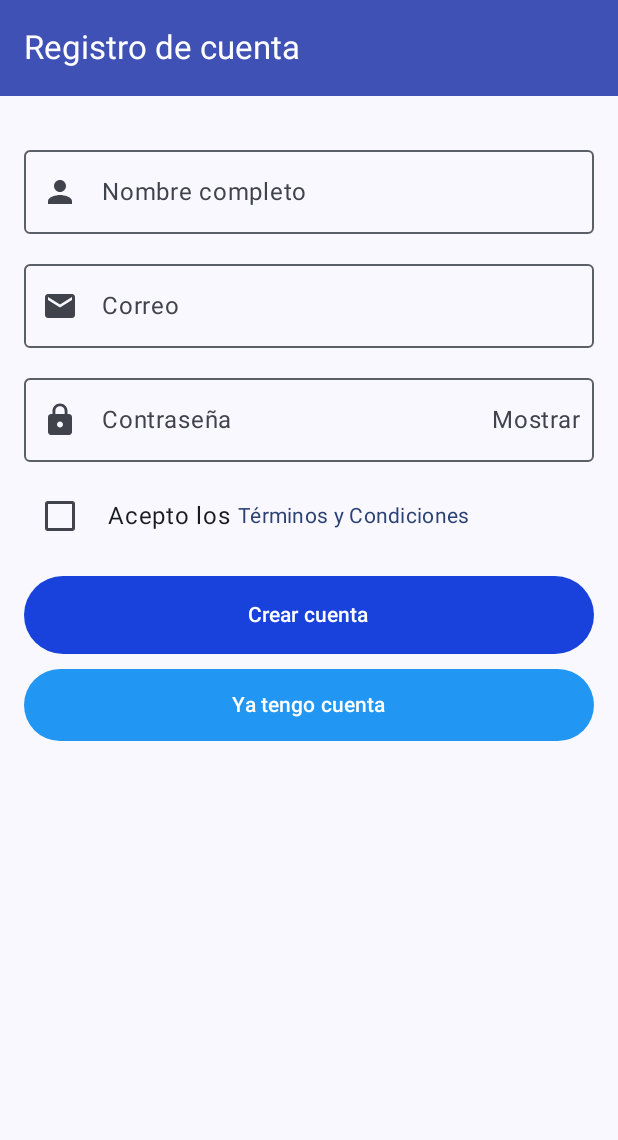
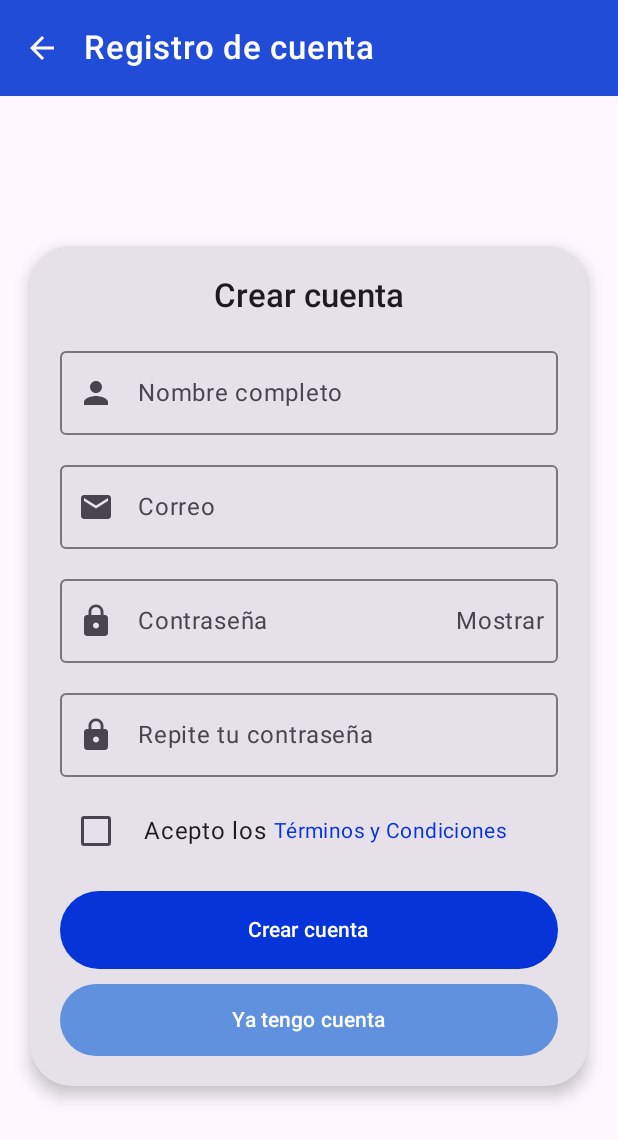
Before and after one commit to kurtGC12/Mi-app, an Android app built with Jetpack Compose: the RegisterApp screen opened through its navigation route, on a phone screen of 412 x 824 dp. Shown: the top 1140 px of the screen. Run offline under Robolectric (Android 15) with nearby library versions, the phone set to English and light mode, and no system bars; libraries missing offline, so code that uses them is left out: androidx.lint.kotlin.

Commit message:
Nuevos cambios

```diff
--- a/app/src/main/java/com/example/app/interfaces/LoginScreen.kt
+++ b/app/src/main/java/com/example/app/interfaces/LoginScreen.kt
@@ -30,9 +30,9 @@
 import com.example.app.ui.theme.MaterialTheme
 import com.example.app.ui.theme.*
 
-import com.example.app.ui.theme.VerdeClarito
-import com.example.app.ui.theme.VerdeClaro
-import com.example.app.ui.theme.VerdeOscuro
+import com.example.app.ui.theme.PrimarioClaro
+import com.example.app.ui.theme.SecundarioClaro
+import com.example.app.ui.theme.TerciarioClaro
 
 
 @OptIn(ExperimentalMaterial3Api::class)
@@ -57,7 +57,6 @@
             modifier = Modifier.padding(padding).padding(16.dp).fillMaxSize(),
             horizontalAlignment = Alignment.CenterHorizontally
         ) {
-            // Imagen superior (cambia por tu recurso)
             Spacer(Modifier.height(100.dp))
             val composition by rememberLottieComposition(
                 LottieCompositionSpec.RawRes(R.raw.ee_gs1))
@@ -121,8 +120,8 @@
                         errors = res.errors }
                 },
                 colors = ButtonDefaults.buttonColors(
-                        containerColor = VerdeOscuro,       // Fondo
-                        contentColor = Color.White       // Texto
+                    containerColor = MaterialTheme.colorScheme.primary,
+                    contentColor = MaterialTheme.colorScheme.onPrimary
                 ),
                 modifier = Modifier.fillMaxWidth().height(52.dp)
             ){
@@ -133,9 +132,9 @@
             Row(modifier = Modifier.fillMaxWidth(),
                 horizontalArrangement = Arrangement.SpaceBetween
             ){
-                TextButton(onClick =( onGoForgot), colors = ButtonDefaults.buttonColors(
-                        containerColor = VerdeClaro,   // Fondo
-                        contentColor = Color.White       // Texto
+                TextButton(onClick =( onGoForgot),colors = ButtonDefaults.buttonColors(
+                    containerColor = MaterialTheme.colorScheme.secondary,
+                    contentColor = MaterialTheme.colorScheme.onSecondary
                     ),
                     modifier = Modifier.weight(1f)
                 ) {
@@ -143,8 +142,8 @@
                 }
                 TextButton(onClick = (onGoRegister),
                     colors = ButtonDefaults.buttonColors(
-                        containerColor = TerciarioOscuro,       // Fondo
-                        contentColor = Color.White       // Texto
+                        containerColor = MaterialTheme.colorScheme.tertiary,
+                        contentColor = MaterialTheme.colorScheme.onTertiary
                     ), modifier = Modifier.weight(1f)
                 ) {
                     Text("Crear cuenta")
--- a/app/src/main/java/com/example/app/interfaces/RegisterScreen.kt
+++ b/app/src/main/java/com/example/app/interfaces/RegisterScreen.kt
@@ -1,16 +1,18 @@
 package com.example.app.interfaces
 
+
+import androidx.compose.ui.graphics.Color
 import androidx.compose.foundation.clickable
 import androidx.compose.foundation.layout.*
+import androidx.compose.foundation.rememberScrollState
 import androidx.compose.foundation.text.ClickableText
 import androidx.compose.foundation.text.KeyboardOptions
+import androidx.compose.foundation.verticalScroll
 import androidx.compose.material.icons.Icons
-import androidx.compose.material.icons.filled.ArrowBack
 import androidx.compose.material.icons.filled.Email
 import androidx.compose.material.icons.filled.Lock
 import androidx.compose.material.icons.filled.Person
 import androidx.compose.material3.*
-import androidx.compose.material3.SearchBarDefaults.colors
 import androidx.compose.runtime.*
 import androidx.compose.runtime.saveable.rememberSaveable
 import androidx.compose.ui.Alignment
@@ -19,16 +21,14 @@
 import androidx.compose.ui.text.AnnotatedString
 import androidx.compose.ui.text.input.ImeAction
 import androidx.compose.ui.text.input.KeyboardType
-import androidx.compose.runtime.rememberCoroutineScope
-import androidx.compose.ui.graphics.Color
 import androidx.compose.ui.text.input.PasswordVisualTransformation
 import androidx.compose.ui.text.input.VisualTransformation
 import androidx.compose.ui.tooling.preview.Preview
 import androidx.compose.ui.unit.dp
-import com.example.app.ui.theme.TerciarioOscuro
-import com.example.app.ui.theme.VerdeOscuro
+import com.example.app.ui.theme.*
 import com.example.app.untils.Registros
 import kotlinx.coroutines.launch
+
 
 
 @OptIn(ExperimentalMaterial3Api::class)
@@ -44,31 +44,52 @@
     var showPass by rememberSaveable { mutableStateOf(false) }
     var aceptaTerminos by rememberSaveable { mutableStateOf(false) }
     var errors by remember { mutableStateOf<List<String>>(emptyList()) }
-
     val snackbarHostState = remember { SnackbarHostState() }
     val scope = rememberCoroutineScope()
     val uriHandler = LocalUriHandler.current
 
     Scaffold(
-        topBar = { TopBar(
+        topBar = {
+            TopBar(
                 title = "Registro de cuenta",
-                showBack = false,
-                onBack = { onBack() },
+                showBack = true,
+                onBack = onBack,
                 centered = true,
-
             )
         },
-
         snackbarHost = { SnackbarHost(snackbarHostState) }
     ) { padding ->
+
+        Box(
+            modifier = Modifier
+                .padding(padding)
+                .fillMaxSize()
+                .padding(16.dp),
+            contentAlignment = Alignment.Center
+        ) {
+
+            // Card contenedora del registro
+            Card(
+                modifier = Modifier
+                    .fillMaxWidth()
+                    .wrapContentHeight()
+                    .padding(4.dp),
+                elevation = CardDefaults.cardElevation(defaultElevation = 6.dp),
+                shape = MaterialTheme.shapes.extraLarge,
+            ) {
                 Column(
                     modifier = Modifier
-                .padding(padding)
-                .padding(16.dp)
-                .fillMaxSize(),
+                        .padding(20.dp)
+                        .fillMaxWidth(),
                     horizontalAlignment = Alignment.CenterHorizontally
                 ) {
-            Spacer(Modifier.height(12.dp))
+
+                    Text(
+                        text = "Crear cuenta",
+                        style = MaterialTheme.typography.titleLarge
+                    )
+
+                    Spacer(Modifier.height(16.dp))
 
                     OutlinedTextField(
                         value = nombre,
@@ -76,9 +97,7 @@
                         label = { Text("Nombre completo") },
                         leadingIcon = { Icon(Icons.Default.Person, contentDescription = null) },
                         singleLine = true,
-                keyboardOptions = KeyboardOptions(
-                    imeAction = ImeAction.Next
-                ),
+                        keyboardOptions = KeyboardOptions(imeAction = ImeAction.Next),
                         modifier = Modifier.fillMaxWidth()
                     )
 
@@ -92,8 +111,7 @@
                         singleLine = true,
                         keyboardOptions = KeyboardOptions(
                             keyboardType = KeyboardType.Email,
-                    imeAction = ImeAction.Next
-                ),
+                            imeAction = ImeAction.Next),
                         modifier = Modifier.fillMaxWidth()
                     )
 
@@ -105,11 +123,9 @@
                         label = { Text("Contraseña") },
                         leadingIcon = { Icon(Icons.Default.Lock, contentDescription = null) },
                         trailingIcon = {
-                    Text(
-                        if (showPass) "Ocultar" else "Mostrar",
-
+                        Text(if (showPass) "Ocultar" else "Mostrar",
                             modifier = Modifier
-                            .padding(end = 8.dp)
+                                .padding(end =8.dp)
                                 .clickable { showPass = !showPass }
                             )
                         },
@@ -124,6 +140,21 @@
 
                     Spacer(Modifier.height(12.dp))
 
+                    OutlinedTextField(
+                        value = pass2,
+                        onValueChange = { pass2 = it },
+                        label = { Text("Repite tu contraseña") },
+                        leadingIcon = { Icon(Icons.Default.Lock, contentDescription = null) },
+                        singleLine = true,
+                        visualTransformation = if (showPass) VisualTransformation.None else PasswordVisualTransformation(),
+                        keyboardOptions = KeyboardOptions(
+                            keyboardType = KeyboardType.Password,
+                            imeAction = ImeAction.Done
+                        ),
+                        modifier = Modifier.fillMaxWidth()
+                    )
+
+                    Spacer(Modifier.height(12.dp))
 
                     Row(
                         verticalAlignment = Alignment.CenterVertically,
@@ -138,9 +169,7 @@
                             Text("Acepto los ")
                             ClickableText(
                                 text = AnnotatedString("Términos y Condiciones"),
-                        onClick = {
-                            uriHandler.openUri("https://www.google.com")
-                        },
+                                onClick = { uriHandler.openUri("https://www.google.com") },
                                 style = MaterialTheme.typography.bodyMedium.copy(
                                     color = MaterialTheme.colorScheme.primary
                                 )
@@ -189,25 +218,24 @@
                             .fillMaxWidth()
                             .height(52.dp),
                         colors = ButtonDefaults.buttonColors(
-                    containerColor = VerdeOscuro, // Fondo
-                    contentColor = Color.White        // Texto
+                            containerColor = MaterialTheme.colorScheme.primary,
+                            contentColor = MaterialTheme.colorScheme.onPrimary
                         )
                     ) { Text("Crear cuenta") }
 
                     Spacer(Modifier.height(10.dp))
 
-            // Botón secundario: usa tu Secundario con fondo (FilledTonalButton)
                     FilledTonalButton(
                         onClick = onBack,
                         modifier = Modifier
                             .fillMaxWidth()
                             .height(48.dp),
                         colors = ButtonDefaults.buttonColors(
-                        containerColor = TerciarioOscuro, // Fondo
-                contentColor = Color.White        // Texto
+                            containerColor = MaterialTheme.colorScheme.tertiary,
+                            contentColor = MaterialTheme.colorScheme.onTertiary
                         )
-            ) {
-                Text("Ya tengo cuenta")
+                    ) { Text("Ya tengo cuenta") }
+                }
             }
         }
     }
@@ -217,6 +245,6 @@
 @Composable
 fun RegisterPreview() {
     MaterialTheme {
-        RegisterApp (onBack = {},  onRegistered = {})
+        RegisterApp(onBack = {}, onRegistered = {})
     }
 }
--- a/app/src/main/java/com/example/app/interfaces/TopBar.kt
+++ b/app/src/main/java/com/example/app/interfaces/TopBar.kt
@@ -14,7 +14,6 @@
 import androidx.compose.material.icons.filled.ArrowBack
 import androidx.compose.material.icons.filled.Settings
 import androidx.compose.material.icons.filled.MoreVert
-import androidx.compose.material3.MaterialTheme
 import androidx.compose.material3.Surface
 import com.example.app.ui.theme.MaterialTheme
 import androidx.compose.material3.TopAppBarDefaults
@@ -32,7 +31,7 @@
     centered: Boolean = false
     )
 {     val colors = TopAppBarDefaults.topAppBarColors(
-       containerColor = Color(0xFF3F51B5), // morado ejemplo
+       containerColor = Color(0xFF204CD7), // morado ejemplo
         titleContentColor = Color.White,    // color del título
         navigationIconContentColor = Color.White, // iconos
         actionIconContentColor = Color.White
--- a/app/src/main/java/com/example/app/navigation/Routes.kt
+++ b/app/src/main/java/com/example/app/navigation/Routes.kt
@@ -2,9 +2,9 @@
 
 
 object Routes {
-    const val LOGIN = "login "
+    const val LOGIN = "login"
     const val REGISTER = "register"
     const val FORGOT = "forgot"
-
-    const val HOME = "home "
+    const val HOME = "home"
+    const val SETTINGS = "settings"
 }
--- /dev/null
+++ b/app/src/main/java/com/example/app/prefs/AppPrefs.kt
@@ -0,0 +1,11 @@
+package com.example.app.prefs
+
+
+import androidx.compose.runtime.getValue
+import androidx.compose.runtime.mutableStateOf
+import androidx.compose.runtime.setValue
+
+object AppPrefs {
+    var darkMode by mutableStateOf(false)
+    var fontScale by mutableStateOf(1.0f)
+}
--- a/app/src/main/java/com/example/app/ui/theme/Color.kt
+++ b/app/src/main/java/com/example/app/ui/theme/Color.kt
@@ -2,10 +2,10 @@
 
 import androidx.compose.ui.graphics.Color
 
-val VerdeOscuro = Color(0xEB0634D9)
-val VerdeClaro = Color(0xFF2196F3)
-val VerdeClarito = Color(0xFFB4EC91)
+val PrimarioClaro = Color(0xFF0634D9)
+val SecundarioClaro = Color(0xFF2196F3)
+val TerciarioClaro = Color(0xFF6091DE)
 
-val PrimarioOscuro = Color(0xFF0BF5CE)
-val SecundarioOscuro = Color(0xFF62BAEA)
-val TerciarioOscuro = Color(0xFF2196F3)
+val PrimarioOscuro = Color(0xFFDEE845)
+val SecundarioOscuro = Color(0xFFE5DC6A)
+val TerciarioOscuro = Color(0xFFD7D1B5)
--- a/app/src/main/java/com/example/app/ui/theme/Theme.kt
+++ b/app/src/main/java/com/example/app/ui/theme/Theme.kt
@@ -9,50 +9,49 @@
 import androidx.compose.material3.dynamicLightColorScheme
 import androidx.compose.material3.lightColorScheme
 import androidx.compose.runtime.Composable
+import androidx.compose.ui.graphics.Color
 import androidx.compose.ui.platform.LocalContext
+
+import com.example.app.prefs.AppPrefs
 
 private val DarkColorScheme = darkColorScheme(
     primary = PrimarioOscuro,
     secondary = SecundarioOscuro,
-    tertiary = TerciarioOscuro
+    tertiary = TerciarioOscuro,
+
+    background = Color.Black,
+    surface = Color.Black,
+    onBackground = Color.White,
+    onSurface = Color.White
 )
 
+
 private val LightColorScheme = lightColorScheme(
-    primary = VerdeClaro,
-    secondary = VerdeOscuro,
-    tertiary = VerdeClarito
-
-        /* Other de fault colors to override
-    background = Color(0xFFFFFBFE),
-    surface = Color(0xFFFFFBFE),
-    onPrimary = Color.White,
-    onSecondary = Color.White,
-    onTertiary = Color.White,
-    onBackground = Color(0xFF1C1B1F),
-    onSurface = Color(0xFF1C1B1F),
-    */
+    primary = PrimarioClaro,
+    secondary = SecundarioClaro,
+    tertiary = TerciarioClaro
 )
 
 @Composable
 fun MaterialTheme(
     darkTheme: Boolean = isSystemInDarkTheme(),
-    // Dynamic color is available on Android 12+
-    dynamicColor: Boolean = true,
+    dynamicColor: Boolean = false,
     content: @Composable () -> Unit
 ) {
+    val useDark = AppPrefs.darkMode || darkTheme
+
     val colorScheme = when {
         dynamicColor && Build.VERSION.SDK_INT >= Build.VERSION_CODES.S -> {
             val context = LocalContext.current
-            if (darkTheme) dynamicDarkColorScheme(context) else dynamicLightColorScheme(context)
+            if (useDark) dynamicDarkColorScheme(context) else dynamicLightColorScheme(context)
         }
-
-        darkTheme -> DarkColorScheme
+        useDark -> DarkColorScheme
         else -> LightColorScheme
     }
 
     MaterialTheme(
         colorScheme = colorScheme,
-        typography = Typography,
+        typography = scaledTypography(AppPrefs.fontScale),
         content = content
     )
 }
--- a/app/src/main/java/com/example/app/ui/theme/Type.kt
+++ b/app/src/main/java/com/example/app/ui/theme/Type.kt
@@ -6,29 +6,51 @@
 import androidx.compose.ui.text.font.FontWeight
 import androidx.compose.ui.unit.sp
 
-// Set of Material typography styles to start with
-val Typography = Typography(
+/** Escala un valor en sp con el factor de fuente elegido */
+private fun scaled(baseSp: Int, scale: Float) = (baseSp * scale).sp
+    /** Tipografía escalable según preferencia del usuario */
+    fun scaledTypography(scale: Float): Typography {
+        val safe = scale.coerceIn(0.85f, 1.40f)
+
+        return Typography(
+            // Usados en tus pantallas
             bodyLarge = TextStyle(
                 fontFamily = FontFamily.Default,
                 fontWeight = FontWeight.Normal,
-        fontSize = 16.sp,
-        lineHeight = 24.sp,
+                fontSize = scaled(16, safe),
+                lineHeight = scaled(24, safe),
                 letterSpacing = 0.5.sp
-    )
-    /* Other default text styles to override
+            ),
+            bodyMedium = TextStyle(
+                fontFamily = FontFamily.Default,
+                fontWeight = FontWeight.Normal,
+                fontSize = scaled(14, safe),
+                lineHeight = scaled(20, safe),
+                letterSpacing = 0.25.sp
+            ),
+            bodySmall = TextStyle(
+                fontFamily = FontFamily.Default,
+                fontWeight = FontWeight.Normal,
+                fontSize = scaled(12, safe),
+                lineHeight = scaled(16, safe),
+                letterSpacing = 0.4.sp
+            ),
             titleLarge = TextStyle(
                 fontFamily = FontFamily.Default,
-        fontWeight = FontWeight.Normal,
-        fontSize = 22.sp,
-        lineHeight = 28.sp,
-        letterSpacing = 0.sp
+                fontWeight = FontWeight.SemiBold,
+                fontSize = scaled(22, safe),
             ),
-    labelSmall = TextStyle(
+            headlineMedium = TextStyle(
+                fontFamily = FontFamily.Default,
+                fontWeight = FontWeight.SemiBold,
+                fontSize = scaled(28, safe),
+                lineHeight = scaled(32, safe),
+            ),
+            labelLarge = TextStyle(
                 fontFamily = FontFamily.Default,
                 fontWeight = FontWeight.Medium,
-        fontSize = 11.sp,
-        lineHeight = 16.sp,
-        letterSpacing = 0.5.sp
+                fontSize = scaled(14, safe),
+                letterSpacing = 0.1.sp
             )
-    */
         )
+    }
```
Also changed, not shown: app/src/main/java/com/example/app/composable/NavGraph.kt (+20 -5 lines), app/src/main/java/com/example/app/interfaces/ForgotPasswordScreen.kt (+20 -7 lines), app/src/main/java/com/example/app/interfaces/HomeScreen.kt (+4 -4 lines), app/src/main/java/com/example/app/interfaces/SettingsScreen.kt (added, +148 -0 lines), app/src/main/res/drawable/forgot_password.png (added). Lines whose indentation alone changed are shown as unchanged.
